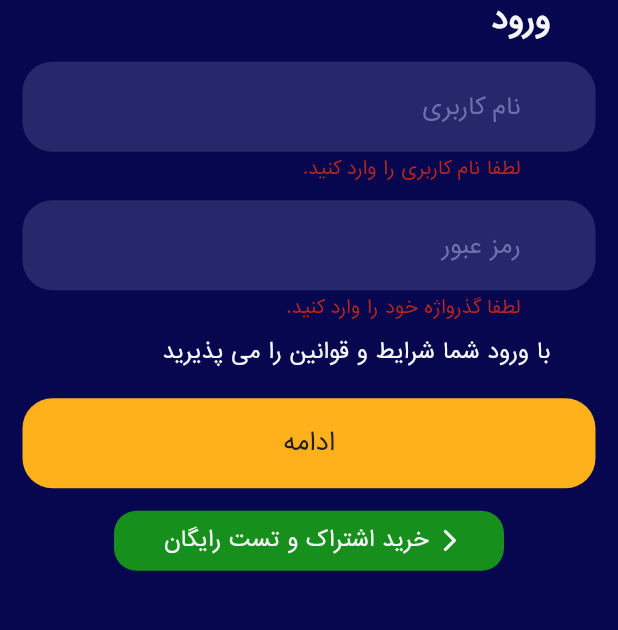
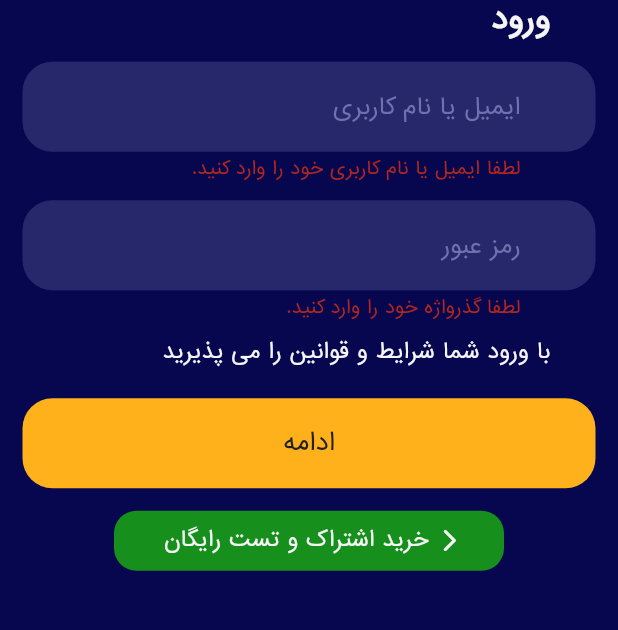
Before and after one commit to SajjadFlutter/venom-speed, a Flutter app: the screen it shows after launch, after a tap on "ادامه", on a phone screen of 412 x 824 dp, the part 569-1199 px from its top. Run offline on Flutter 3.47's test engine with Material 3 defaults, Android fonts, the light colour scheme and no system bars; our stand-ins replace avatar_glow, cached_network_image, dio, flutter_bloc, flutter_spinkit, hive and 3 more; missing offline and left inert: flutter_v2ray; accounts and stored records are empty.

Commit message:
fixed api login

```diff
--- a/lib/main.dart
+++ b/lib/main.dart
@@ -14,7 +14,8 @@ import 'infrastructure/repository/server_repository.dart';
 import 'presentation/add_config/bloc/add_config_bloc.dart';
 import 'presentation/config_selection/bloc/server_cubit/server_cubit.dart';
 import 'presentation/connection/bloc/timer_cubit.dart';
-import 'presentation/login/login_page.dart';
+import 'presentation/login/bloc/cubit/login_cubit.dart';
+import 'presentation/login/view/login_page.dart';
 
 void main() async {
   // init Hive
@@ -30,6 +31,7 @@ void main() async {
         BlocProvider(create: (context) => ChangeIndexCubit()),
         BlocProvider(create: (context) => ChangeSelectedConfigCubit()),
         BlocProvider(create: (context) => TimerCubit()),
+        BlocProvider(create: (context) => LoginCubit()),
         BlocProvider(
           create: (context) => ServerCubit(
             ServerRepository(ServerApiProvider(Dio())),
--- /dev/null
+++ b/lib/presentation/login/bloc/cubit/login_state.dart
@@ -0,0 +1,13 @@
+part of 'login_cubit.dart';
+
+class LoginState {
+  final LoginStatus loginStatus;
+
+  LoginState({required this.loginStatus});
+
+  LoginState copyWith({required LoginStatus? newLoginStatus}) {
+    return LoginState(
+      loginStatus: newLoginStatus ?? loginStatus,
+    );
+  }
+}
--- /dev/null
+++ b/lib/presentation/login/bloc/cubit/login_status.dart
@@ -0,0 +1,12 @@
+part of 'login_cubit.dart';
+
+@immutable
+abstract class LoginStatus {}
+
+class LoginInitial extends LoginStatus {}
+
+class LoadingLogin extends LoginStatus {}
+
+class LoginOn extends LoginStatus {}
+
+class LoginOff extends LoginStatus {}
--- a/lib/presentation/login/login_page.dart
+++ b/lib/presentation/login/view/login_page.dart
@@ -1,11 +1,16 @@
 // ignore_for_file: use_build_context_synchronously
 
 import 'package:flutter/material.dart';
+import 'package:flutter_bloc/flutter_bloc.dart';
+import 'package:flutter_spinkit/flutter_spinkit.dart';
 import 'package:shared_preferences/shared_preferences.dart';
+import 'package:top_snackbar_flutter/custom_snack_bar.dart';
+import 'package:top_snackbar_flutter/top_snack_bar.dart';
 
-import '../../../core/constants/images.dart';
-import '../../main.dart';
-import '../connection/view/connection_page.dart';
+import '../../../../core/constants/images.dart';
+import '../../../main.dart';
+import '../../connection/view/connection_page.dart';
+import '../bloc/cubit/login_cubit.dart';
 
 class LoginPage extends StatefulWidget {
   const LoginPage({super.key});
@@ -17,18 +22,18 @@ class LoginPage extends StatefulWidget {
 class _LoginPageState extends State<LoginPage> {
   // Form
   final _formKey = GlobalKey<FormState>();
-  TextEditingController usernameController = TextEditingController();
+  TextEditingController emailController = TextEditingController();
   TextEditingController passwordController = TextEditingController();
 
   @override
   void initState() {
     super.initState();
-    _checkLoginStatus();
+    _checkLoginPageStatus();
   }
 
   @override
   void dispose() {
-    usernameController.dispose();
+    emailController.dispose();
     passwordController.dispose();
     super.dispose();
   }
@@ -107,7 +112,7 @@ class _LoginPageState extends State<LoginPage> {
                         SizedBox(height: height * 0.02),
                         // username
                         TextFormField(
-                          controller: usernameController,
+                          controller: emailController,
                           cursorColor: primaryColor,
                           style: TextStyle(
                             color: Colors.grey.shade100,
@@ -116,7 +121,7 @@ class _LoginPageState extends State<LoginPage> {
                           decoration: InputDecoration(
                             contentPadding: const EdgeInsets.symmetric(
                                 horizontal: 30.0, vertical: 18.0),
-                            hintText: 'نام کاربری',
+                            hintText: 'ایمیل یا نام کاربری',
                             hintStyle: const TextStyle(
                               fontSize: 15.0,
                               color: Color(0xFF7070B1),
@@ -133,7 +138,7 @@ class _LoginPageState extends State<LoginPage> {
                           // The validator receives the text that the user has entered.
                           validator: (value) {
                             if (value == null || value.isEmpty) {
-                              return 'لطفا نام کاربری را وارد کنید.';
+                              return 'لطفا ایمیل یا نام کاربری خود را وارد کنید.';
                             }
                             return null;
                           },
@@ -196,19 +201,56 @@ class _LoginPageState extends State<LoginPage> {
                                 borderRadius: BorderRadius.circular(20.0),
                               ),
                             ),
-                            onPressed: () {
+                            onPressed: () async {
                               // Validate returns true if the form is valid, or false otherwise.
                               if (_formKey.currentState!.validate()) {
-                                // save data
-                                setLoginStatus(true);
-
-                                var route = MaterialPageRoute(
-                                  builder: (context) => const ConnectionPage(),
+                                // call login api
+                                BlocProvider.of<LoginCubit>(context)
+                                    .checkLoginEvent(
+                                  emailController.text,
+                                  passwordController.text,
                                 );
-                                Navigator.push(context, route);
                               }
                             },
-                            child: Text('ادامه', style: textTheme.labelLarge),
+                            child: BlocConsumer<LoginCubit, LoginState>(
+                              listener: (context, state) {
+                                if (state.loginStatus is LoginOn) {
+                                  var route = MaterialPageRoute(
+                                    builder: (context) =>
+                                        const ConnectionPage(),
+                                  );
+                                  Navigator.push(context, route);
+                                  // save data
+                                  setLoginStatus(true);
+                                }
+                                if (state.loginStatus is LoginOff) {
+                                  showTopSnackBar(
+                                    Overlay.of(context),
+                                    CustomSnackBar.error(
+                                      textStyle: textTheme.labelMedium!,
+                                      message:
+                                          "نام کاربری یا رمز عبور صحیح نمی باشد!",
+                                    ),
+                                  );
+                                }
+                              },
+                              builder: (context, state) {
+                                // Loading
+                                if (state.loginStatus is LoadingLogin) {
+                                  return SpinKitThreeBounce(
+                                    color: Colors.grey.shade900,
+                                    size: 20.0,
+                                  );
+                                }
+                                // Login off
+                                if (state.loginStatus is LoginInitial ||
+                                    state.loginStatus is LoginOff) {
+                                  return Text('ادامه',
+                                      style: textTheme.labelLarge);
+                                }
+                                return Container();
+                              },
+                            ),
                           ),
                         ),
                         const SizedBox(height: 15.0),
@@ -270,7 +312,7 @@ class _LoginPageState extends State<LoginPage> {
     return prefs.getBool('isLogin') ?? false;
   }
 
-  void _checkLoginStatus() async {
+  void _checkLoginPageStatus() async {
     bool isLogin = await getLoginStatus();
     if (isLogin) {
       Navigator.of(context).pushReplacement(MaterialPageRoute(
--- a/pubspec.yaml
+++ b/pubspec.yaml
@@ -46,6 +46,8 @@ dependencies:
   hive_flutter: ^1.1.0
   dio: ^5.4.1
   cached_network_image: ^3.3.1
+  flutter_spinkit: ^5.2.0
+  top_snackbar_flutter: ^3.1.0
 
 dev_dependencies:
   flutter_test:
```
Also changed, not shown: lib/infrastructure/providers/login_api_provider.dart (+5 -4 lines), lib/infrastructure/repository/login_repository.dart (added, +29 -0 lines), lib/presentation/login/bloc/cubit/login_cubit.dart (added, +27 -0 lines), pubspec.lock.
